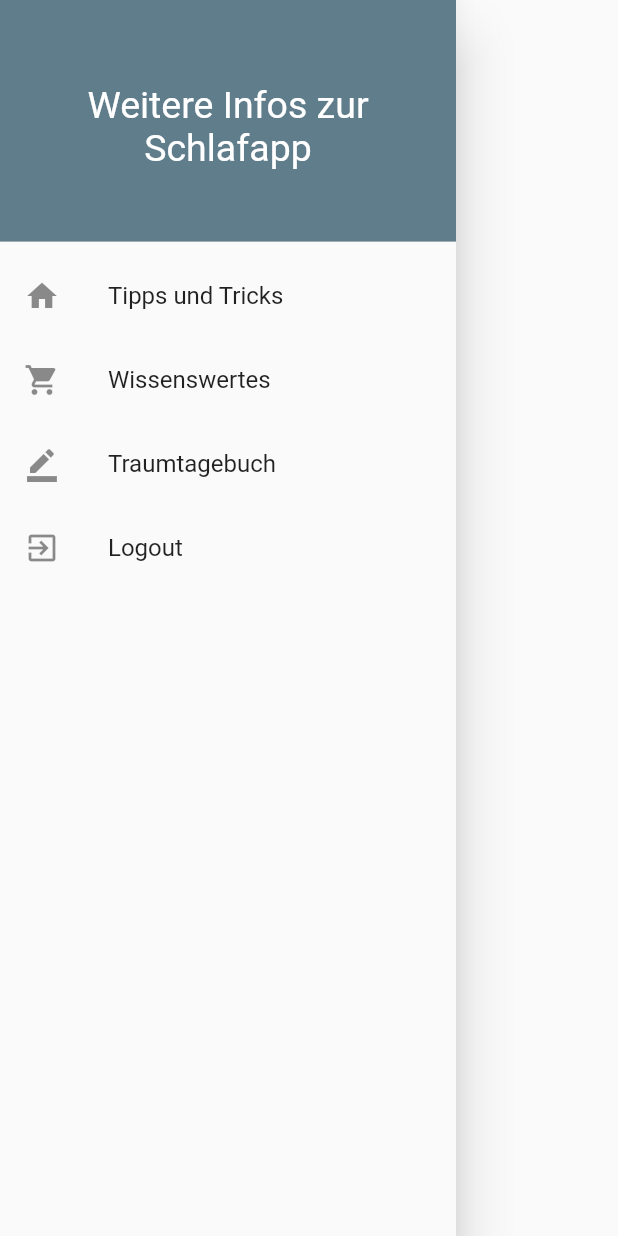
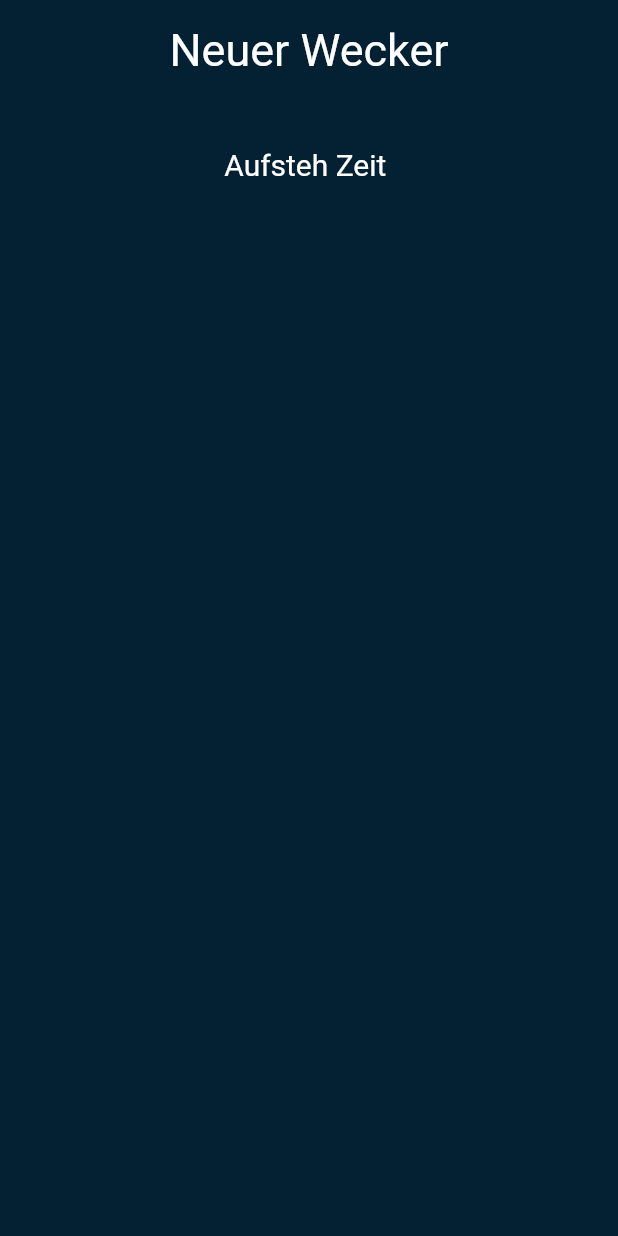
Before and after one commit to Murks1/Weckers, a Flutter app: the SideDrawer widget shown alone on an empty page, opened directly, after a tap on "Tipps und Tricks", on a phone screen of 412 x 824 dp. Run offline on Flutter 3.47's test engine with Material 2 defaults, Android fonts, the phone set to English and light mode, and no system bars; our stand-ins replace shared_preferences; accounts and stored records are empty.

Commit message:
Anlegen Links von Nav Bar zu Tips und Tricks und Wissenswertes

```diff
--- a/lib/alleWecker_page.dart
+++ b/lib/alleWecker_page.dart
@@ -4,9 +4,9 @@ import 'package:flutter/material.dart';
 import 'Settings.dart';
 import 'global_data.dart';
 import 'neuerWecker_page.dart';
-import 'package:flutter/material.dart';
 
-// import 'package:flutter_tutorials/widgets/nav-drawer.dart';
+
+
 
 class AlleWeckerPage extends StatefulWidget {
   @override
--- a/lib/home_page.dart
+++ b/lib/home_page.dart
@@ -4,6 +4,8 @@ import 'package:wecker/Settings.dart';
 import 'package:wecker/global_data.dart';
 import 'package:wecker/neuerWecker_page.dart';
 import 'package:wecker/settings_page.dart';
+import 'package:wecker/tipps_und_tricks_page.dart';
+import 'package:wecker/wissenswertes_page.dart';
 
 import 'alleWecker_page.dart';
 
@@ -30,18 +32,28 @@ class SideDrawer extends StatelessWidget {
               ),
             ),
             decoration: BoxDecoration(
-              color: Colors.blueGrey,
+              color: BACKGROUND_COLOR,
             ),
           ),
           ListTile(
-            leading: Icon(Icons.home),
+            leading: Icon(Icons.emoji_objects_outlined),
             title: Text('Tipps und Tricks'),
-            onTap: () => {},
+            onTap: () => {{
+              Navigator.push(
+                context,
+                MaterialPageRoute(builder: (context) => TippsUndTricksPage()),
+                )
+              }}
           ),
           ListTile(
-            leading: Icon(Icons.shopping_cart),
+            leading: Icon(Icons.wb_cloudy_rounded),
             title: Text('Wissenswertes'),
-            onTap: () => {Navigator.of(context).pop()},
+            onTap: () => {{
+              Navigator.push(
+                context,
+                MaterialPageRoute(builder: (context) => WissenswertesPage()),
+              )
+            }}
           ),
           ListTile(
             leading: Icon(Icons.border_color),
--- a/lib/neuerWecker_page.dart
+++ b/lib/neuerWecker_page.dart
@@ -80,7 +80,7 @@ class NeuerWeckerState extends State<NeuerWeckerPage> {
 
   @override
   Widget build(BuildContext context) {
-    // Gesture Deterctor: Bei Weckklicken aus Textfeld wird Textfeld geschlossen
+    // Gesture Deterctor: Bei Wegklicken aus Textfeld wird Textfeld geschlossen
     return GestureDetector(
         onTap: () {
           FocusScopeNode currentFocus = FocusScope.of(context);
--- /dev/null
+++ b/lib/tipps_und_tricks_page.dart
@@ -0,0 +1,92 @@
+import 'package:flutter/cupertino.dart';
+import 'package:flutter/material.dart';
+
+import 'Settings.dart';
+import 'global_data.dart';
+import 'neuerWecker_page.dart';
+
+
+
+
+class TippsUndTricksPage extends StatefulWidget {
+  @override
+  State<StatefulWidget> createState() {
+    return TippsUndTricksState();
+  }
+}
+
+class TippsUndTricksState extends State<TippsUndTricksPage> {
+  // zu Seite "neuer Wecker " wechseln
+  void _onAddButtonPressed() {
+    Navigator.push(
+      context,
+      MaterialPageRoute(builder: (context) => NeuerWeckerPage()),
+    );
+  }
+
+  @override
+  Widget build(BuildContext context) {
+    return GestureDetector(
+        onTap: () {
+          FocusScopeNode currentFocus = FocusScope.of(context);
+          if (!currentFocus.hasPrimaryFocus) {
+            currentFocus.unfocus();
+          }
+        },
+        child: SafeArea(
+          child: Scaffold(
+              backgroundColor: BACKGROUND_COLOR,
+              body: Center(
+                  child: Container(
+                      padding: EdgeInsets.all(16),
+                      child: Column(children: [
+                        Row(
+                          mainAxisSize: MainAxisSize.max,
+                          mainAxisAlignment: MainAxisAlignment.spaceEvenly,
+                          children: [
+
+                            Text(
+                              "Neuer Wecker",
+                              style: TextStyle(
+                                color: Colors.white,
+                                fontFamily: 'Roboto',
+                                fontSize: 30,
+                              ),
+                            ),
+
+                          ],
+                        ),
+                        Expanded(
+                          child: ListView(
+                            children: [
+                              Container(
+                                height: 32,
+                              ),
+                              Container(
+                                height: 15,
+                              ),
+                              Row(
+                                  mainAxisSize: MainAxisSize.max,
+                                  mainAxisAlignment: MainAxisAlignment.center,
+                                  children: [
+                                    Text(
+                                      "Aufsteh Zeit ",
+                                      style: TextStyle(
+                                        color: Colors.white,
+                                        fontFamily: 'Roboto',
+                                        fontSize: 20,
+                                      ),
+                                    ),
+                                  ]),
+                              Container(
+                                height: 15,
+                              ),
+                              // Tapabel: Element klickbar machen
+                              ]
+
+                          ),
+                        )
+                      ])))),
+        ));
+  }
+}
```
Also changed, not shown: lib/wissenswertes_page.dart (added, +92 -0 lines).
